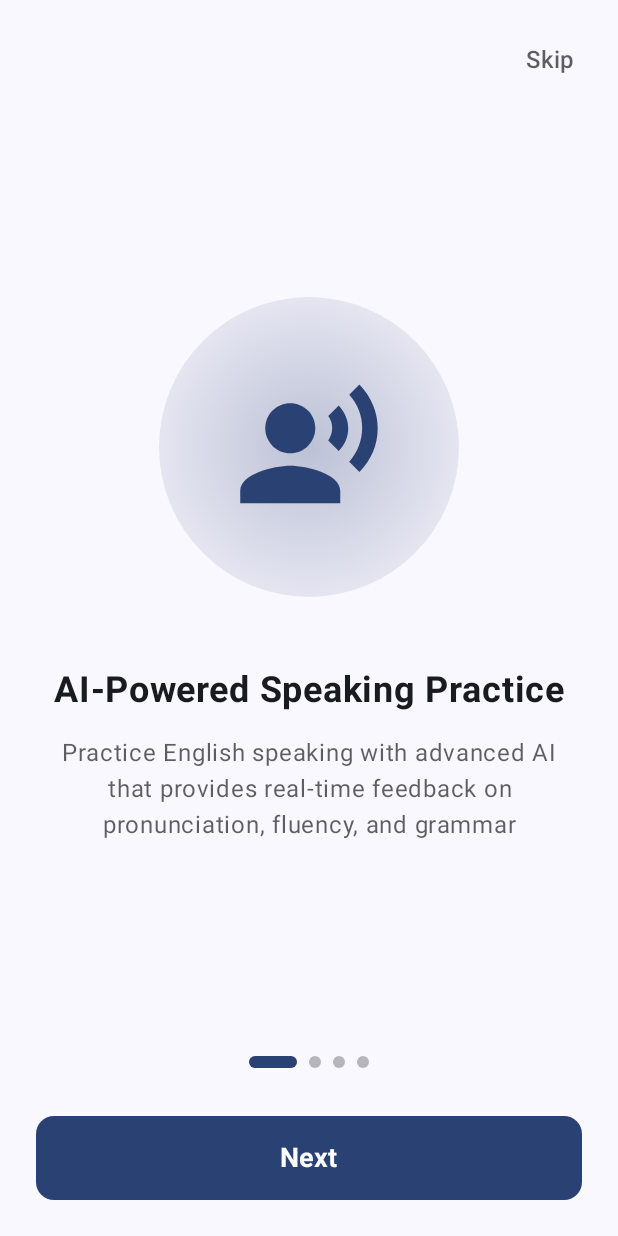
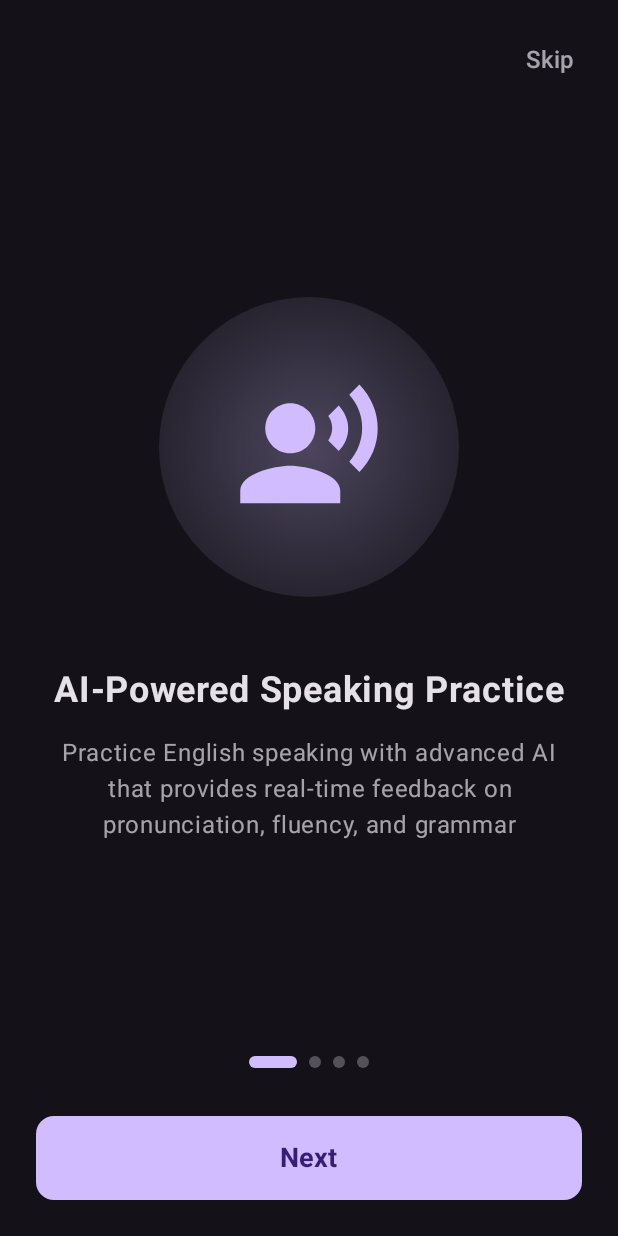
Before and after one commit to voicevibe2025/speaking-path, an Android app built with Jetpack Compose: the screen it shows after launch (MainActivity), on a phone screen of 412 x 824 dp. Run offline under Robolectric (Android 15) with nearby library versions, the phone set to English and light mode, and no system bars; our stand-ins replace Dagger/Hilt's generated code, Timber.

Commit message:
Keep dark mode theme for all screens

```diff
--- a/app/src/main/java/com/example/voicevibe/MainActivity.kt
+++ b/app/src/main/java/com/example/voicevibe/MainActivity.kt
@@ -39,7 +39,8 @@ class MainActivity : ComponentActivity() {
         }
 
         setContent {
-            VoiceVibeTheme {
+            // Force app-wide dark theme and disable dynamic color
+            VoiceVibeTheme(darkTheme = true, dynamicColor = false) {
                 VoiceVibeApp()
             }
         }
```
